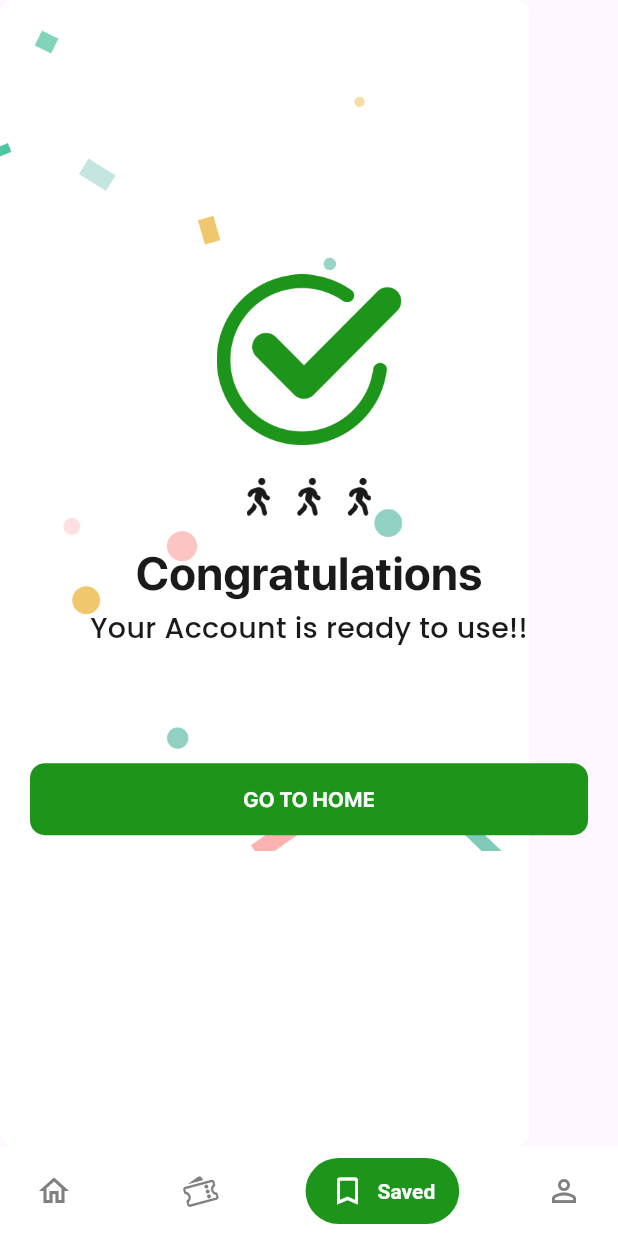
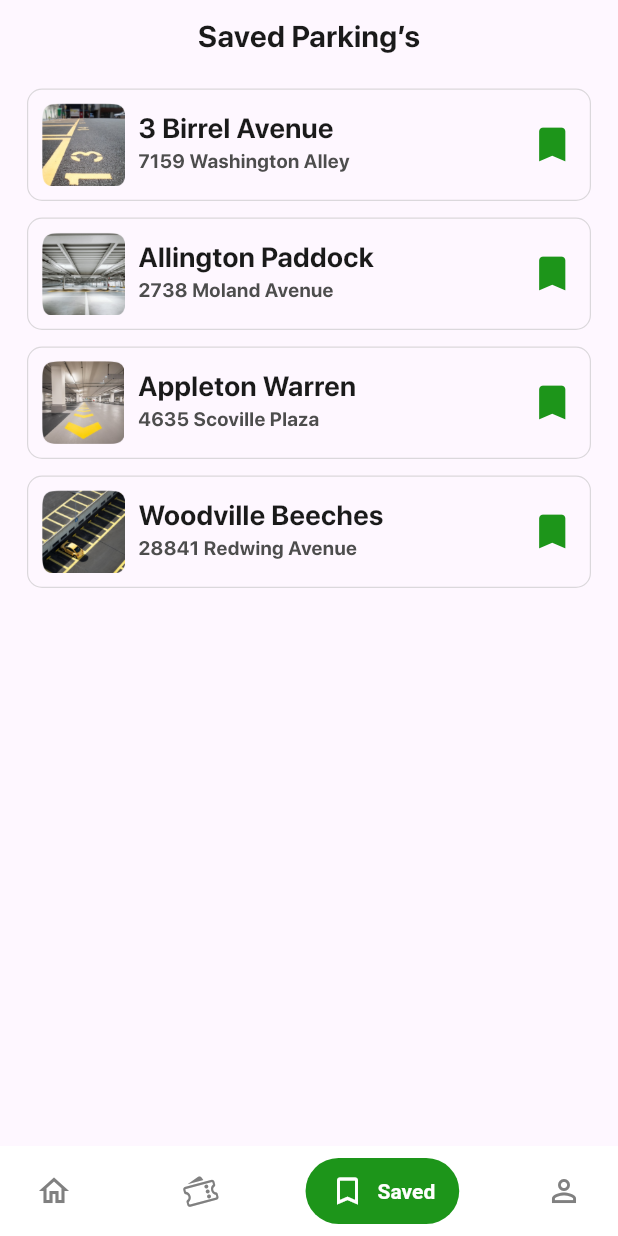
Before and after one commit to JeetRabadiya09/Easy_Park, a Flutter app: the HomeMainScreen screen opened directly, item 3 of the bottom bar chosen, on a phone screen of 412 x 824 dp. Run offline on Flutter 3.47's test engine with Material 2 defaults, Android fonts, the light colour scheme and no system bars; drawn by our look-alikes of salomon_bottom_bar.

Commit message:
saved_screen

```diff
--- a/lib/main.dart
+++ b/lib/main.dart
@@ -1,4 +1,4 @@
-import 'package:easy_park/screen/active_booking.dart';
+import 'package:easy_park/screen/home_main_screen.dart';
 import 'package:flutter/material.dart';
 
 void main() {
@@ -19,7 +19,7 @@ class MyApp extends StatelessWidget {
       ),
       // initialRoute: Routesname.initialRoute,
       // routes: AppRoutes().approutes,
-      home: const ActiveBooking(),
+      home: const HomeMainScreen(),
     );
   }
 }
--- a/lib/screen/active_booking.dart
+++ b/lib/screen/active_booking.dart
@@ -82,9 +82,6 @@ class _ActiveBookingState extends State<ActiveBooking> {
                 ),
               ),
             ),
-            Expanded(
-              child: TabBarView(
-                children: [
             Padding(
               padding: const EdgeInsets.only(left: 20, right: 20),
               child: Container(
@@ -195,8 +192,7 @@ class _ActiveBookingState extends State<ActiveBooking> {
                             Navigator.push(
                               context,
                               MaterialPageRoute(
-                                      builder: (context) =>
-                                          const ParkingTicket(),
+                                builder: (context) => const ParkingTicket(),
                               ),
                             );
                           },
@@ -215,8 +211,7 @@ class _ActiveBookingState extends State<ActiveBooking> {
                                   style: TextStyle(
                                       fontSize: 14,
                                       fontWeight: FontWeight.w400,
-                                            fontFamily:
-                                                "sf-pro-display-cufonfonts",
+                                      fontFamily: "sf-pro-display-cufonfonts",
                                       color: Color(0xFF4D4D4D))),
                             ),
                           ),
@@ -225,14 +220,12 @@ class _ActiveBookingState extends State<ActiveBooking> {
                           style: ButtonStyle(
                               fixedSize:
                                   MaterialStatePropertyAll(Size(140, 25)),
-                                    backgroundColor:
-                                        const MaterialStatePropertyAll(
+                              backgroundColor: const MaterialStatePropertyAll(
                                 Color(0xFF1D951A),
                               ),
                               shape: MaterialStatePropertyAll(
                                   RoundedRectangleBorder(
-                                            borderRadius:
-                                                BorderRadius.circular(6)))),
+                                      borderRadius: BorderRadius.circular(6)))),
                           onPressed: () {
                             Navigator.push(
                               context,
@@ -252,9 +245,6 @@ class _ActiveBookingState extends State<ActiveBooking> {
                     ),
                   ],
                 ),
-                    ),
-                  ),
-                ],
               ),
             ),
             const SizedBox(
--- a/lib/screen/home_main_screen.dart
+++ b/lib/screen/home_main_screen.dart
@@ -1,6 +1,6 @@
 import 'package:easy_park/screen/home%20_screen.dart';
 import 'package:easy_park/screen/login_screen.dart';
-import 'package:easy_park/screen/login_success.dart';
+import 'package:easy_park/screen/saved_parking.dart';
 import 'package:flutter/cupertino.dart';
 import 'package:flutter/material.dart';
 import 'package:salomon_bottom_bar/salomon_bottom_bar.dart';
@@ -21,7 +21,7 @@ class _HomeMainScreenState extends State<HomeMainScreen> {
   List<Widget> ScreenList = [
     const HomeScreen(),
     const ActiveBooking(),
-    const Login_Success(),
+    const SavedParking(),
     const LoginScreen(),
   ];
   @override
--- /dev/null
+++ b/lib/screen/saved_parking.dart
@@ -0,0 +1,189 @@
+import 'package:flutter/material.dart';
+
+class SavedParking extends StatefulWidget {
+  const SavedParking({Key? key}) : super(key: key);
+
+  @override
+  State<SavedParking> createState() => _SavedParkingState();
+}
+
+List<Map<String, dynamic>> SavedList = [
+  {
+    "image": "assets/images5/a1.png",
+    "title": "3 Birrel Avenue",
+    "name": "7159 Washington Alley",
+  },
+  {
+    "image": "assets/images5/a2.png",
+    "title": "Allington Paddock",
+    "name": "2738 Moland Avenue",
+  },
+  {
+    "image": "assets/images5/a3.png",
+    "title": "Appleton Warren",
+    "name": "4635 Scoville Plaza",
+  },
+  {
+    "image": "assets/images5/a4.png",
+    "title": "Woodville Beeches",
+    "name": "28841 Redwing Avenue",
+  },
+];
+
+class _SavedParkingState extends State<SavedParking> {
+  @override
+  Widget build(BuildContext context) {
+    return SafeArea(
+      child: Scaffold(
+        body: Column(
+          children: [
+            const SizedBox(
+              height: 10,
+            ),
+            const Center(
+              child: Text("Saved Parking’s",
+                  style: TextStyle(
+                      fontSize: 20,
+                      color: Color(0xFF1A1A1A),
+                      fontWeight: FontWeight.w600,
+                      fontFamily: "sf-pro-display-cufonfonts")),
+            ),
+            const SizedBox(
+              height: 20,
+            ),
+            GestureDetector(
+              onTap: () {},
+              child: SizedBox(
+                // height: 500,
+                child: GridView.builder(
+                  shrinkWrap: true,
+                  // physics: const NeverScrollableScrollPhysics(),
+                  // scrollDirection: Axis.vertical,
+                  itemCount: 4,
+                  gridDelegate: const SliverGridDelegateWithFixedCrossAxisCount(
+                    crossAxisCount: 1,
+                    mainAxisExtent: 75,
+                    mainAxisSpacing: 11,
+                  ),
+                  itemBuilder: (context, index) => Padding(
+                    padding: const EdgeInsets.only(right: 18, left: 18),
+                    child: Container(
+                      height: 95,
+                      width: double.infinity,
+                      decoration: BoxDecoration(
+                          border: Border.all(
+                              color: const Color(0x88BDBDBD), width: 0.8),
+                          borderRadius: BorderRadius.circular(10)),
+                      child: Row(
+                        children: [
+                          Padding(
+                            padding: const EdgeInsets.all(09),
+                            child: Image.asset(
+                              SavedList[index]["image"],
+                            ),
+                          ),
+                          Padding(
+                            padding: const EdgeInsets.only(top: 12.0),
+                            child: Column(
+                              crossAxisAlignment: CrossAxisAlignment.start,
+                              children: [
+                                Text(
+                                  SavedList[index]["title"],
+                                  style: const TextStyle(
+                                      color: Color(0xFF1A1A1A),
+                                      fontFamily: "sf-pro-display-cufonfonts",
+                                      fontWeight: FontWeight.w700,
+                                      fontSize: 18.5),
+                                ),
+                                Text(
+                                  SavedList[index]["name"],
+                                  style: const TextStyle(
+                                      color: Color(0xFF4D4D4D),
+                                      fontFamily: "sf-pro-display-cufonfonts",
+                                      fontWeight: FontWeight.w500,
+                                      fontSize: 13),
+                                ),
+                              ],
+                            ),
+                          ),
+                          const Spacer(),
+                          const Icon(
+                            Icons.bookmark_outlined,
+                            color: Color(0xFF1D951A),
+                            size: 30,
+                          ),
+                          const SizedBox(
+                            width: 10,
+                          ),
+                        ],
+                      ),
+                    ),
+                  ),
+                  //     Padding(
+                  //   padding: const EdgeInsets.symmetric(horizontal: 20),
+                  //   child: Row(
+                  //     mainAxisAlignment: MainAxisAlignment.start,
+                  //     children: [
+                  //       Column(
+                  //         children: [
+                  //           Container(
+                  //             height: 48,
+                  //             width: 48,
+                  //             decoration: BoxDecoration(
+                  //                 borderRadius: BorderRadius.circular(12),
+                  //                 color: const Color(0xFFE5E5E5)),
+                  //             padding: const EdgeInsets.all(11),
+                  //             child: Image.asset(
+                  //               SavedList[index]["image"],
+                  //             ),
+                  //           ),
+                  //         ],
+                  //       ),
+                  //       Padding(
+                  //         padding: const EdgeInsets.only(top: 04, left: 15),
+                  //         child: Column(
+                  //           crossAxisAlignment: CrossAxisAlignment.start,
+                  //           children: [
+                  //             Row(
+                  //               children: [
+                  //                 Text(
+                  //                   SavedList[index]["title"],
+                  //                   style: const TextStyle(
+                  //                       color: Color(0xFF1A1A1A),
+                  //                       fontFamily: "sf-pro-display-cufonfonts",
+                  //                       fontWeight: FontWeight.w600,
+                  //                       fontSize: 16),
+                  //                 ),
+                  //                 Text(
+                  //                   SavedList[index]["data"],
+                  //                   style: const TextStyle(
+                  //                       color: Color(0xFF1A1A1A),
+                  //                       fontFamily: "sf-pro-display-cufonfonts",
+                  //                       fontWeight: FontWeight.w400,
+                  //                       fontSize: 11),
+                  //                 ),
+                  //               ],
+                  //             ),
+                  //             Text(
+                  //               SavedList[index]["name"],
+                  //               style: const TextStyle(
+                  //                   color: Color(0xFF1A1A1A),
+                  //                   fontFamily: "sf-pro-display-cufonfonts",
+                  //                   fontWeight: FontWeight.w400,
+                  //                   fontSize: 11),
+                  //             ),
+                  //           ],
+                  //         ),
+                  //       ),
+                  //     ],
+                  //   ),
+                  // ),
+                ),
+              ),
+            ),
+          ],
+        ),
+      ),
+    );
+  }
+}
```
Also changed, not shown: assets/images5/a1.png (added), assets/images5/a2.png (added), assets/images5/a3.png (added), assets/images5/a4.png (added). Lines whose indentation alone changed are shown as unchanged.
